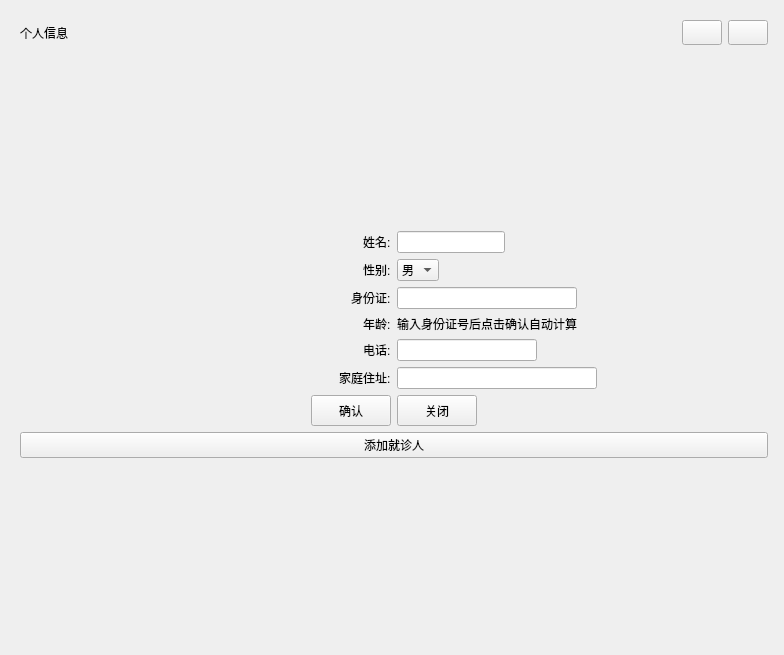
sayazaaa/SmMed, file commonuser/information.ui: the form before one commit.
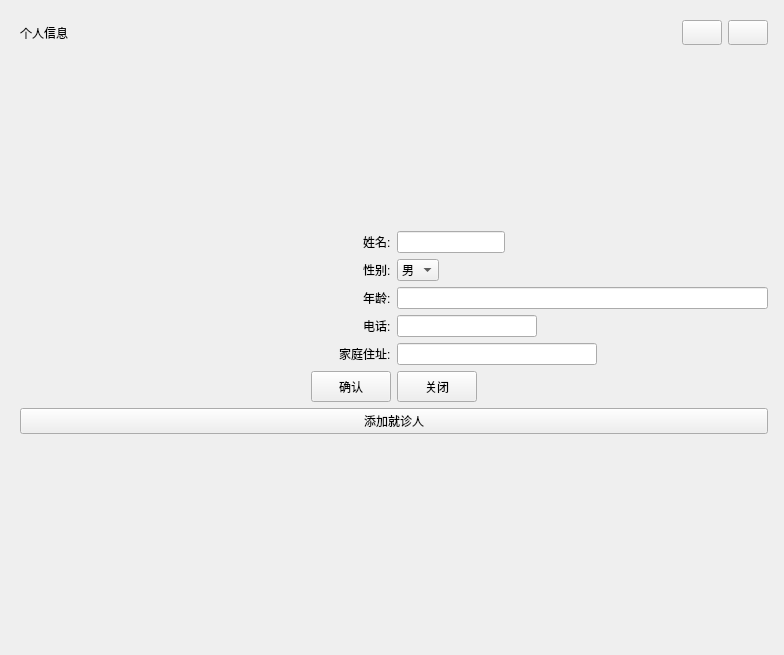
The form after the commit. Icons and pictures are not drawn.

```diff
--- a/commonuser/information.ui
+++ b/commonuser/information.ui
@@ -59,7 +59,7 @@
            <string/>
           </property>
           <property name="icon">
-           <iconset resource="qss.qrc">
+           <iconset resource="../doctor/qss.qrc">
             <normaloff>:/icons/mini.png</normaloff>:/icons/mini.png</iconset>
           </property>
          </widget>
@@ -85,7 +85,7 @@
            <string/>
           </property>
           <property name="icon">
-           <iconset resource="qss.qrc">
+           <iconset resource="../doctor/qss.qrc">
             <normaloff>:/icons/error.png</normaloff>:/icons/error.png</iconset>
           </property>
          </widget>
@@ -94,73 +94,74 @@
       </item>
       <item>
        <layout class="QGridLayout" name="gridLayout">
-        <item row="2" column="0">
-         <layout class="QHBoxLayout" name="horizontalLayout_3">
+        <item row="1" column="0">
+         <layout class="QHBoxLayout" name="horizontalLayout_2">
           <item alignment="Qt::AlignRight">
-           <widget class="QLabel" name="ID">
+           <widget class="QLabel" name="GENDER">
             <property name="text">
-             <string>身份证:</string>
+             <string>性别:</string>
             </property>
            </widget>
           </item>
           <item alignment="Qt::AlignLeft">
-           <widget class="QLineEdit" name="id">
-            <property name="minimumSize">
-             <size>
-              <width>180</width>
-              <height>0</height>
-             </size>
+           <widget class="QComboBox" name="gender">
+            <property name="cursor">
+             <cursorShape>PointingHandCursor</cursorShape>
             </property>
-            <property name="text">
-             <string/>
-            </property>
+            <item>
+             <property name="text">
+              <string>男</string>
+             </property>
+            </item>
+            <item>
+             <property name="text">
+              <string>女</string>
+             </property>
+            </item>
            </widget>
           </item>
          </layout>
         </item>
-        <item row="7" column="0">
-         <layout class="QHBoxLayout" name="horizontalLayout_6">
-          <item alignment="Qt::AlignRight">
-           <widget class="QLabel" name="ADDRESS">
-            <property name="text">
-             <string>家庭住址:</string>
-            </property>
-           </widget>
-          </item>
-          <item alignment="Qt::AlignLeft">
-           <widget class="QLineEdit" name="address">
-            <property name="minimumSize">
-             <size>
-              <width>200</width>
-              <height>0</height>
-             </size>
-            </property>
-           </widget>
-          </item>
-         </layout>
-        </item>
-        <item row="6" column="0">
-         <layout class="QHBoxLayout" name="horizontalLayout"/>
-        </item>
-        <item row="3" column="0">
-         <layout class="QHBoxLayout" name="horizontalLayout_4">
+        <item row="4" column="0">
+         <layout class="QHBoxLayout" name="horizontalLayout_4" stretch="1,1">
           <item alignment="Qt::AlignRight">
            <widget class="QLabel" name="AGE">
+            <property name="maximumSize">
+             <size>
+              <width>200</width>
+              <height>16777215</height>
+             </size>
+            </property>
             <property name="text">
              <string>年龄:</string>
             </property>
            </widget>
           </item>
-          <item alignment="Qt::AlignLeft">
-           <widget class="QLabel" name="age">
-            <property name="text">
-             <string>输入身份证号后点击确认自动计算</string>
+          <item>
+           <widget class="QLineEdit" name="age">
+            <property name="sizePolicy">
+             <sizepolicy hsizetype="Preferred" vsizetype="Preferred">
+              <horstretch>0</horstretch>
+              <verstretch>0</verstretch>
+             </sizepolicy>
+            </property>
+            <property name="maximumSize">
+             <size>
+              <width>123123</width>
+              <height>16777215</height>
+             </size>
+            </property>
+            <property name="layoutDirection">
+             <enum>Qt::LeftToRight</enum>
             </property>
            </widget>
           </item>
          </layout>
         </item>
-        <item row="5" column="0">
+        <item row="7" column="0">
+         <layout class="QHBoxLayout" name="horizontalLayout"/>
+        </item>
+        <item row="6" column="0">
          <layout class="QHBoxLayout" name="horizontalLayout_5">
           <item alignment="Qt::AlignRight">
            <widget class="QLabel" name="PHONE">
@@ -208,30 +209,26 @@
           </item>
          </layout>
         </item>
-        <item row="1" column="0">
-         <layout class="QHBoxLayout" name="horizontalLayout_2">
+        <item row="2" column="0">
+         <layout class="QHBoxLayout" name="horizontalLayout_3"/>
+        </item>
+        <item row="8" column="0">
+         <layout class="QHBoxLayout" name="horizontalLayout_6">
           <item alignment="Qt::AlignRight">
-           <widget class="QLabel" name="GENDER">
+           <widget class="QLabel" name="ADDRESS">
             <property name="text">
-             <string>性别:</string>
+             <string>家庭住址:</string>
             </property>
            </widget>
           </item>
           <item alignment="Qt::AlignLeft">
-           <widget class="QComboBox" name="gender">
-            <property name="cursor">
-             <cursorShape>PointingHandCursor</cursorShape>
+           <widget class="QLineEdit" name="address">
+            <property name="minimumSize">
+             <size>
+              <width>200</width>
+              <height>0</height>
+             </size>
             </property>
-            <item>
-             <property name="text">
-              <string>男</string>
-             </property>
-            </item>
-            <item>
-             <property name="text">
-              <string>女</string>
-             </property>
-            </item>
            </widget>
           </item>
          </layout>
```
Left out of the diff: 4 changed lines with no effect on the pictures.
